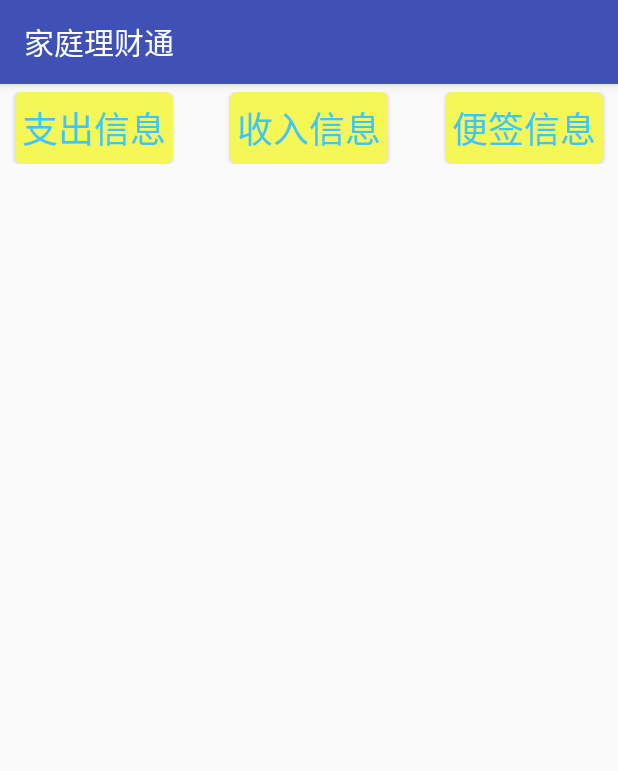
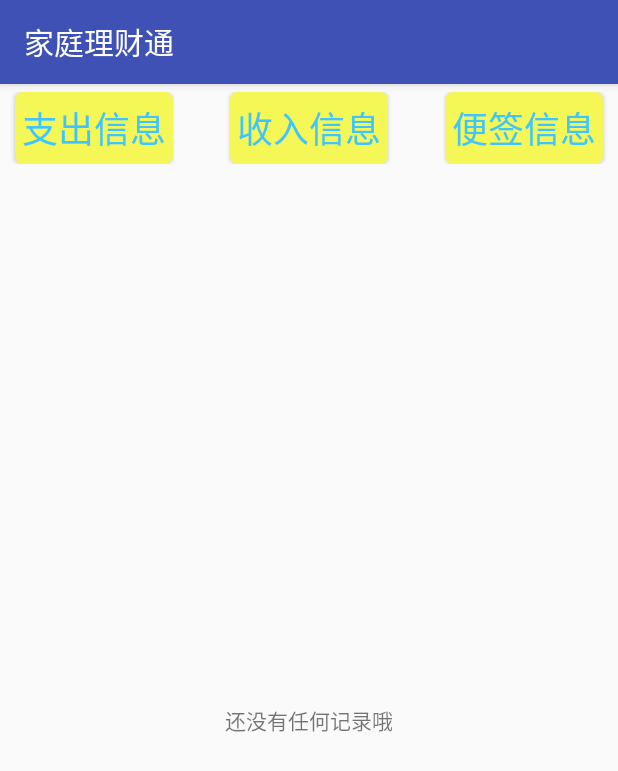
Before and after one commit to ruismile/accountms, an Android app: the Showinfo screen opened directly, with no data from a screen before it, on a phone screen of 412 x 824 dp. Shown: the top 771 px of the screen. Run offline under Robolectric (Android 15) with nearby library versions, the phone set to English and light mode, and no system bars; libraries missing offline, so code that uses them is left out: org.litepal, org.litepal.crud; 2 statements that could not run were skipped.

Commit message:
改进listView，为空时，友好提醒

```diff
--- a/app/src/main/java/com/hanrui/android/accountms/Inaccountinfo.java
+++ b/app/src/main/java/com/hanrui/android/accountms/Inaccountinfo.java
@@ -39,6 +39,8 @@ public class Inaccountinfo extends AppCompatActivity {
 
     private Map<Integer,Integer>mMap=new HashMap<>();
 
+    private TextView emptyView;
+
     @Override
     protected void onCreate(Bundle savedInstanceState) {
         super.onCreate(savedInstanceState);
@@ -49,6 +51,8 @@ public class Inaccountinfo extends AppCompatActivity {
         final String userName=intent.getStringExtra("UserName");
 
         lvinfo=(ListView)findViewById(R.id.lvinaccountinfo);  //获取布局文件中的ListView组件
+        emptyView=(TextView)findViewById(R.id.empty_view);
+        lvinfo.setEmptyView(emptyView);
 
         ShowInfo(userName);   //调用自定义方法显示收入信息
 
--- a/app/src/main/java/com/hanrui/android/accountms/Showinfo.java
+++ b/app/src/main/java/com/hanrui/android/accountms/Showinfo.java
@@ -29,9 +29,10 @@ import model.User;
 public class Showinfo extends AppCompatActivity {
 
     public static final String FLAG="id";
-    ListView lvinfo;
-    Button btnininfo,btnoutinfo,btnflaginfo;
-    String strType="";//用来记录管理信息
+    private ListView lvinfo;
+    private Button btnininfo,btnoutinfo,btnflaginfo;
+    private String strType="";//用来记录管理信息
+    private TextView emptyView;
 
     private List<Info>mInInfoList=new ArrayList<>();
     private List<Info>mOutInfoList=new ArrayList<>();
@@ -50,6 +51,10 @@ public class Showinfo extends AppCompatActivity {
         btnininfo=(Button)findViewById(R.id.btnininfo);
         btnoutinfo=(Button)findViewById(R.id.btnoutinfo);
         btnflaginfo=(Button)findViewById(R.id.btnflaginfo);
+
+        //listView为空时显示
+        emptyView=(TextView)findViewById(R.id.empty_view);
+        lvinfo.setEmptyView(emptyView);
 
         //获取用户名
         Intent intent=getIntent();
--- a/app/src/main/res/layout/activity_inaccountinfo.xml
+++ b/app/src/main/res/layout/activity_inaccountinfo.xml
@@ -17,4 +17,10 @@
         android:id="@+id/lvinaccountinfo"
         android:layout_width="match_parent"
         android:layout_height="match_parent"/>
+    <TextView
+        android:id="@+id/empty_view"
+        android:layout_width="match_parent"
+        android:layout_height="match_parent"
+        android:gravity="center"
+        android:text="还没有任何记录哦"/>
 </LinearLayout>
--- a/app/src/main/res/layout/activity_outaccountinfo.xml
+++ b/app/src/main/res/layout/activity_outaccountinfo.xml
@@ -18,4 +18,10 @@
         android:id="@+id/lvoutaccountinfo"
         android:layout_width="match_parent"
         android:layout_height="match_parent"/>
+    <TextView
+        android:id="@+id/empty_view"
+        android:layout_width="match_parent"
+        android:layout_height="match_parent"
+        android:gravity="center"
+        android:text="还没有任何记录哦"/>
 </LinearLayout>
--- a/app/src/main/res/layout/activity_showinfo.xml
+++ b/app/src/main/res/layout/activity_showinfo.xml
@@ -52,7 +52,12 @@
             android:id="@+id/lvinfo"
             android:layout_width="match_parent"
             android:layout_height="match_parent"/>
-
+        <TextView
+            android:id="@+id/empty_view"
+            android:layout_width="match_parent"
+            android:layout_height="match_parent"
+            android:gravity="center"
+            android:text="还没有任何记录哦"/>
     </LinearLayout>
 
 </LinearLayout>
```
Also changed, not shown: app/src/main/java/com/hanrui/android/accountms/Outaccountinfo.java (+6 -2 lines).
